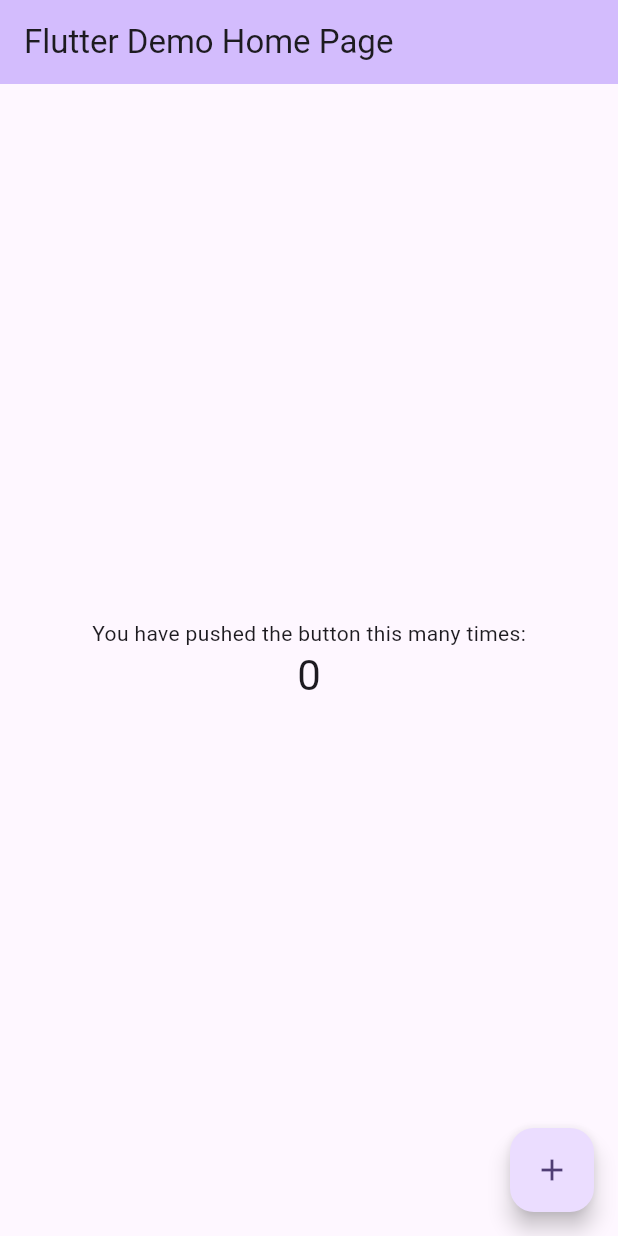
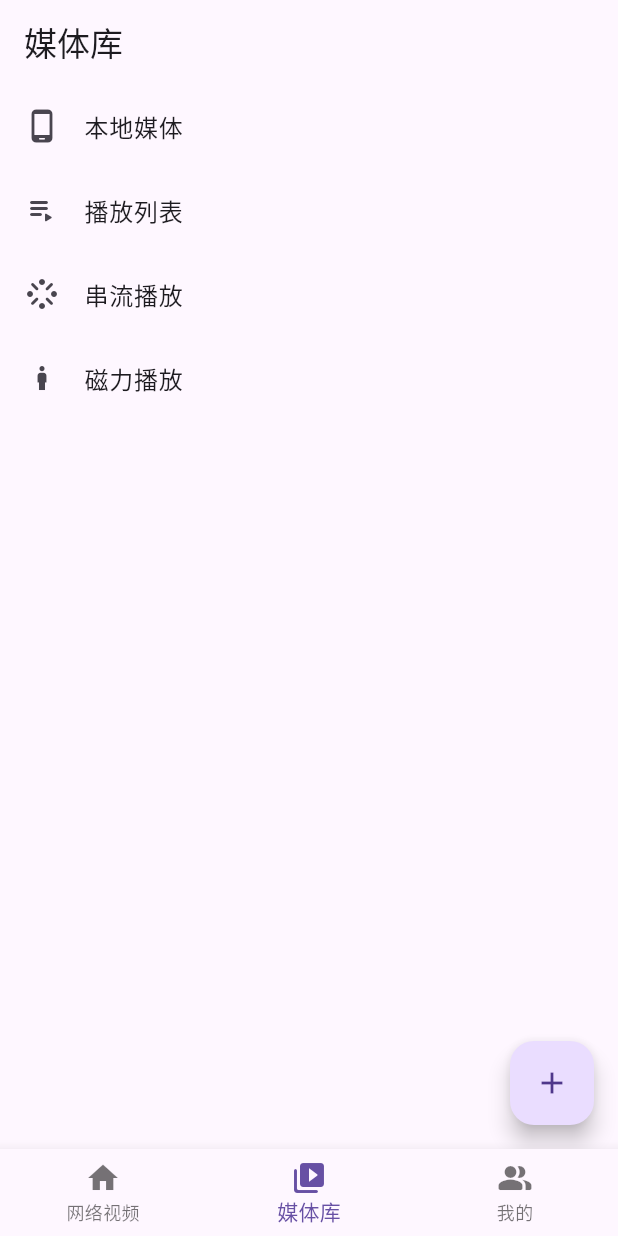
Before and after one commit to liangchj/source_video_player, a Flutter app: the screen it shows after launch, on a phone screen of 412 x 824 dp. Run offline on Flutter 3.47's test engine with Material 3 defaults, Android fonts, the light colour scheme and no system bars; our stand-ins replace flutter_smart_dialog, go_router, signals.

Commit message:
基础框架

```diff
--- /dev/null
+++ b/lib/controller/base_controller.dart
@@ -0,0 +1,5 @@
+
+abstract class BaseController {
+  void init();
+  void dispose();
+}
--- /dev/null
+++ b/lib/controller/home_controller.dart
@@ -0,0 +1,17 @@
+import 'package:source_video_player/controller/base_controller.dart';
+
+import '../state/home_state.dart';
+
+class HomeController extends BaseController {
+  late HomeState state;
+
+  @override
+  void init() {
+    state = HomeState()..init();
+  }
+
+  @override
+  void dispose() {
+    state.dispose();
+  }
+}
--- /dev/null
+++ b/lib/controller/media_library_home_controller.dart
@@ -0,0 +1,15 @@
+import 'package:source_video_player/controller/base_controller.dart';
+import 'package:source_video_player/state/media_library_home_state.dart';
+
+class MediaLibraryHomeController extends BaseController {
+  late MediaLibraryHomeState state;
+  @override
+  void init() {
+    state = MediaLibraryHomeState()..init();
+  }
+
+  @override
+  void dispose() {
+    state.dispose();
+  }
+}
--- a/lib/main.dart
+++ b/lib/main.dart
@@ -1,4 +1,9 @@
+import 'dart:ui';
+
 import 'package:flutter/material.dart';
+import 'package:flutter_smart_dialog/flutter_smart_dialog.dart';
+
+import 'route/app_routes.dart';
 
 void main() {
   runApp(const MyApp());
@@ -7,116 +12,19 @@ void main() {
 class MyApp extends StatelessWidget {
   const MyApp({super.key});
 
-  // This widget is the root of your application.
   @override
   Widget build(BuildContext context) {
-    return MaterialApp(
-      title: 'Flutter Demo',
-      theme: ThemeData(
-        // This is the theme of your application.
-        //
-        // TRY THIS: Try running your application with "flutter run". You'll see
-        // the application has a purple toolbar. Then, without quitting the app,
-        // try changing the seedColor in the colorScheme below to Colors.green
-        // and then invoke "hot reload" (save your changes or press the "hot
-        // reload" button in a Flutter-supported IDE, or press "r" if you used
-        // the command line to start the app).
-        //
-        // Notice that the counter didn't reset back to zero; the application
-        // state is not lost during the reload. To reset the state, use hot
-        // restart instead.
-        //
-        // This works for code too, not just values: Most code changes can be
-        // tested with just a hot reload.
-        colorScheme: ColorScheme.fromSeed(seedColor: Colors.deepPurple),
-      ),
-      home: const MyHomePage(title: 'Flutter Demo Home Page'),
+    return MaterialApp.router(
+      routerConfig: AppRoutes.routes,
+      scrollBehavior: const TouchBehaviour(),
+      builder: FlutterSmartDialog.init(),
     );
   }
 }
 
-class MyHomePage extends StatefulWidget {
-  const MyHomePage({super.key, required this.title});
-
-  // This widget is the home page of your application. It is stateful, meaning
-  // that it has a State object (defined below) that contains fields that affect
-  // how it looks.
-
-  // This class is the configuration for the state. It holds the values (in this
-  // case the title) provided by the parent (in this case the App widget) and
-  // used by the build method of the State. Fields in a Widget subclass are
-  // always marked "final".
-
-  final String title;
+class TouchBehaviour extends ScrollBehavior {
+  const TouchBehaviour();
 
   @override
-  State<MyHomePage> createState() => _MyHomePageState();
+  Set<PointerDeviceKind> get dragDevices => PointerDeviceKind.values.toSet();
 }
-
-class _MyHomePageState extends State<MyHomePage> {
-  int _counter = 0;
-
-  void _incrementCounter() {
-    setState(() {
-      // This call to setState tells the Flutter framework that something has
-      // changed in this State, which causes it to rerun the build method below
-      // so that the display can reflect the updated values. If we changed
-      // _counter without calling setState(), then the build method would not be
-      // called again, and so nothing would appear to happen.
-      _counter++;
-    });
-  }
-
-  @override
-  Widget build(BuildContext context) {
-    // This method is rerun every time setState is called, for instance as done
-    // by the _incrementCounter method above.
-    //
-    // The Flutter framework has been optimized to make rerunning build methods
-    // fast, so that you can just rebuild anything that needs updating rather
-    // than having to individually change instances of widgets.
-    return Scaffold(
-      appBar: AppBar(
-        // TRY THIS: Try changing the color here to a specific color (to
-        // Colors.amber, perhaps?) and trigger a hot reload to see the AppBar
-        // change color while the other colors stay the same.
-        backgroundColor: Theme.of(context).colorScheme.inversePrimary,
-        // Here we take the value from the MyHomePage object that was created by
-        // the App.build method, and use it to set our appbar title.
-        title: Text(widget.title),
-      ),
-      body: Center(
-        // Center is a layout widget. It takes a single child and positions it
-        // in the middle of the parent.
-        child: Column(
-          // Column is also a layout widget. It takes a list of children and
-          // arranges them vertically. By default, it sizes itself to fit its
-          // children horizontally, and tries to be as tall as its parent.
-          //
-          // Column has various properties to control how it sizes itself and
-          // how it positions its children. Here we use mainAxisAlignment to
-          // center the children vertically; the main axis here is the vertical
-          // axis because Columns are vertical (the cross axis would be
-          // horizontal).
-          //
-          // TRY THIS: Invoke "debug painting" (choose the "Toggle Debug Paint"
-          // action in the IDE, or press "p" in the console), to see the
-          // wireframe for each widget.
-          mainAxisAlignment: MainAxisAlignment.center,
-          children: <Widget>[
-            const Text('You have pushed the button this many times:'),
-            Text(
-              '$_counter',
-              style: Theme.of(context).textTheme.headlineMedium,
-            ),
-          ],
-        ),
-      ),
-      floatingActionButton: FloatingActionButton(
-        onPressed: _incrementCounter,
-        tooltip: 'Increment',
-        child: const Icon(Icons.add),
-      ), // This trailing comma makes auto-formatting nicer for build methods.
-    );
-  }
-}
--- /dev/null
+++ b/lib/pages/home_page.dart
@@ -0,0 +1,67 @@
+import 'dart:ui';
+
+import 'package:flutter/material.dart';
+import 'package:signals/signals_flutter.dart';
+
+import '../controller/home_controller.dart';
+import '../state/home_state.dart';
+
+class HomePage extends StatefulWidget {
+  const HomePage({super.key});
+
+  @override
+  State<HomePage> createState() => _HomePageState();
+}
+
+class _HomePageState extends State<HomePage>
+    with SingleTickerProviderStateMixin {
+  late HomeController _controller;
+  HomeState get homeState => _controller.state;
+
+  @override
+  void initState() {
+    super.initState();
+    _controller = HomeController()..init();
+    homeState.tabController.value = TabController(
+      initialIndex: homeState.currentIndex.value,
+      length: homeState.tabPageList.length,
+      vsync: this,
+    );
+  }
+
+  @override
+  void dispose() {
+    _controller.dispose();
+    super.dispose();
+  }
+
+  @override
+  Widget build(BuildContext context) {
+    return Scaffold(
+      body: ScrollConfiguration(
+        behavior: ScrollConfiguration.of(context).copyWith(
+          scrollbars: false,
+          dragDevices: {PointerDeviceKind.mouse, PointerDeviceKind.touch},
+        ),
+        child: Watch(
+          (context) => TabBarView(
+            physics: const NeverScrollableScrollPhysics(),
+            controller: homeState.tabController.value,
+            children: homeState.tabPageList,
+          ),
+        ),
+      ),
+      bottomNavigationBar: Watch(
+        (context) => BottomNavigationBar(
+          currentIndex: homeState.currentIndex.value,
+          type: BottomNavigationBarType.fixed,
+          items: homeState.bottomTabList,
+          onTap: (pageIndex) {
+            homeState.currentIndex.value = pageIndex;
+            homeState.tabController.value?.index = pageIndex;
+          },
+        ),
+      ),
+    );
+  }
+}
--- /dev/null
+++ b/lib/pages/media_library_home_page.dart
@@ -0,0 +1,44 @@
+import 'package:flutter/material.dart';
+import 'package:flutter_smart_dialog/flutter_smart_dialog.dart';
+
+import '../controller/media_library_home_controller.dart';
+import '../state/media_library_home_state.dart';
+
+class MediaLibraryHomePage extends StatefulWidget {
+  const MediaLibraryHomePage({super.key});
+
+  @override
+  State<MediaLibraryHomePage> createState() => _MediaLibraryHomePageState();
+}
+
+class _MediaLibraryHomePageState extends State<MediaLibraryHomePage> {
+  late MediaLibraryHomeController _controller;
+  MediaLibraryHomeState get state => _controller.state;
+  @override
+  void initState() {
+    _controller = MediaLibraryHomeController()..init();
+
+    super.initState();
+  }
+
+  @override
+  void dispose() {
+    _controller.dispose();
+    super.dispose();
+  }
+
+  @override
+  Widget build(BuildContext context) {
+    return Scaffold(
+      appBar: AppBar(title: const Text("媒体库")),
+      body: ListView(children: state.libraryList.map((e) => e).toList()),
+      floatingActionButton: FloatingActionButton(
+        onPressed: () {
+          SmartDialog.showToast('test toast ---- }');
+        },
+        tooltip: 'getVideo',
+        child: const Icon(Icons.add),
+      ),
+    );
+  }
+}
--- /dev/null
+++ b/lib/route/app_pages.dart
@@ -0,0 +1,5 @@
+
+abstract class AppPages {
+  static const home = '/';
+
+}
--- /dev/null
+++ b/lib/route/app_routes.dart
@@ -0,0 +1,16 @@
+import 'package:go_router/go_router.dart';
+
+import '../pages/home_page.dart';
+import 'app_pages.dart';
+
+class AppRoutes {
+  static final routes = GoRouter(
+    initialLocation: AppPages.home,
+    routes: [
+      GoRoute(
+        path: AppPages.home,
+        builder: (context, state) => const HomePage(),
+      ),
+    ],
+  );
+}
--- /dev/null
+++ b/lib/state/home_state.dart
@@ -0,0 +1,42 @@
+
+import 'package:flutter/material.dart';
+import 'package:signals/signals.dart';
+import 'package:source_video_player/state/signals_base_state.dart';
+
+import '../pages/media_library_home_page.dart';
+import '../pages/net_resource_home_page.dart';
+import '../pages/personal_home_page.dart';
+
+class HomeState extends SignalsBaseState {
+  final Signal<TabController?> tabController = Signal(null);
+  late List<Widget> tabPageList;
+  final Signal<int> currentIndex = Signal<int>(1);
+  final List<BottomNavigationBarItem> bottomTabList = [
+    const BottomNavigationBarItem(label: "网络视频", icon: Icon(Icons.home)),
+    const BottomNavigationBarItem(
+      label: "媒体库",
+      icon: Icon(Icons.video_collection_rounded),
+    ),
+    const BottomNavigationBarItem(
+      label: "我的",
+      icon: Icon(Icons.people_alt_rounded),
+    ),
+  ];
+
+  @override
+  void init() {
+    tabPageList = [
+      const NetResourceHomePage(),
+      const MediaLibraryHomePage(),
+      const PersonalHomePage(),
+    ];
+  }
+
+  @override
+  void dispose() {
+    currentIndex.dispose();
+    tabController.dispose();
+  }
+
+
+}
--- /dev/null
+++ b/lib/state/signals_base_state.dart
@@ -0,0 +1,6 @@
+
+abstract class SignalsBaseState {
+  void init();
+
+  void dispose();
+}
--- a/pubspec.yaml
+++ b/pubspec.yaml
@@ -34,6 +34,11 @@ dependencies:
   # The following adds the Cupertino Icons font to your application.
   # Use with the CupertinoIcons class for iOS style icons.
   cupertino_icons: ^1.0.8
+  signals: ^6.3.0
+  go_router: ^17.0.0
+  flutter_smart_dialog: ^4.9.8+9
+  intl: ^0.20.2
+  photo_manager: ^3.8.3
 
 dev_dependencies:
   flutter_test:
```
Also changed, not shown: lib/pages/net_resource_home_page.dart (added, +20 -0 lines), lib/pages/personal_home_page.dart (added, +20 -0 lines), lib/state/media_library_home_state.dart (added, +57 -0 lines), pubspec.lock, 1 other file.
